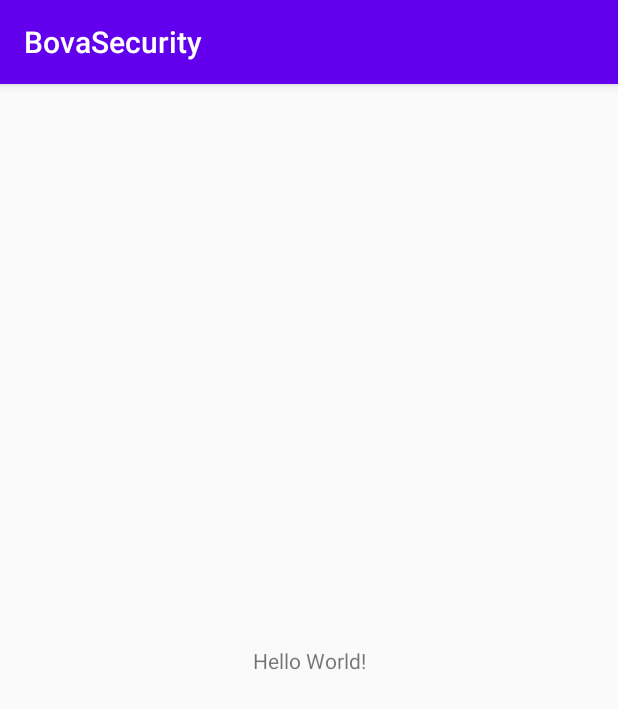
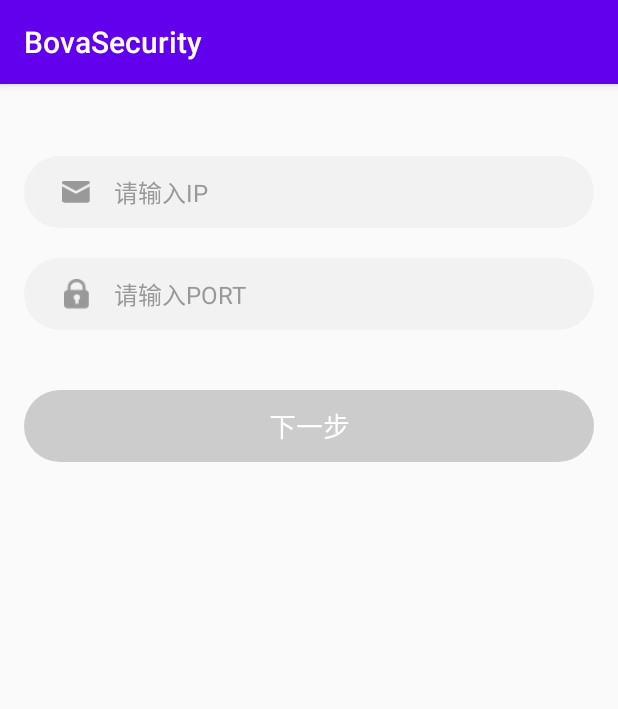
Before and after one commit to L619589004/BovaSecurity, an Android app: the screen it shows after launch (MainActivity), on a phone screen of 412 x 824 dp. Shown: the top 709 px of the screen. Run offline under Robolectric (Android 15) with nearby library versions, the phone set to English and light mode, and no system bars.

Commit message:
Feature: 新增IP端口配置页面

```diff
--- a/app/src/main/java/com/bova/security/activity/MainActivity.kt
+++ b/app/src/main/java/com/bova/security/activity/MainActivity.kt
@@ -1,18 +1,49 @@
 package com.bova.security.activity
 
+import android.content.Context
 import android.content.Intent
 import androidx.appcompat.app.AppCompatActivity
 import android.os.Bundle
-import android.os.Handler
 import com.bova.security.R
+import kotlinx.android.synthetic.main.activity_main.*
 
 class MainActivity : AppCompatActivity() {
+    private var ipLength = 0
+    private var portLength = 0
+
     override fun onCreate(savedInstanceState: Bundle?) {
         super.onCreate(savedInstanceState)
         setContentView(R.layout.activity_main)
 
-        Handler().postDelayed({
+        et_ip!!.setOnTextChangedListener { length: Int ->
+            ipLength = length
+            setNextButtonEnabled()
+        }
+
+        et_port!!.setOnTextChangedListener { length: Int ->
+            portLength = length
+            setNextButtonEnabled()
+        }
+
+        btn_next.setOnClickListener {
+            getSharedPreferences(IP_CONFIG_ARG, Context.MODE_PRIVATE).edit().apply {
+                putString(IP_ARG, et_ip.text.toString())
+                putString(PORT_ARG, et_port.text.toString())
+                apply()
+            }
+
             startActivity(Intent(this, PictureActivity::class.java))
-        }, 1000)
+            finish()
+        }
+    }
+
+    private fun setNextButtonEnabled() {
+        btn_next!!.isEnabled = ipLength >= 0 && portLength >= 0
+    }
+
+    companion object {
+        const val IP_CONFIG_ARG = "ip_config"
+        const val IP_ARG = "ip"
+        const val PORT_ARG = "port"
     }
 }
--- /dev/null
+++ b/app/src/main/java/com/bova/security/uic/ClearableEditText.java
@@ -0,0 +1,128 @@
+package com.bova.security.uic;
+
+import android.content.Context;
+import android.content.res.TypedArray;
+import android.graphics.Rect;
+import android.graphics.drawable.Drawable;
+import android.text.Editable;
+import android.text.Selection;
+import android.text.TextWatcher;
+import android.util.AttributeSet;
+import android.util.Log;
+import android.view.MotionEvent;
+
+import androidx.appcompat.widget.AppCompatEditText;
+
+import com.bova.security.R;
+
+
+/**
+ * 带有删除按钮的EditText
+ * Created by LZC on 2018/6/26.
+ */
+
+public class ClearableEditText extends AppCompatEditText implements TextWatcher {
+    private static final int DRAWABLE_LEFT = 0;
+    private static final int DRAWABLE_TOP = 1;
+    private static final int DRAWABLE_RIGHT = 2;
+    private static final int DRAWABLE_BOTTOM = 3;
+    private Drawable mClearDrawable;
+
+    private int maxLength;
+
+    private OnTextChangedListener onTextChangedListener;
+
+    public ClearableEditText(Context context) {
+        super(context);
+        init();
+    }
+
+    public ClearableEditText(Context context, AttributeSet attrs) {
+        super(context, attrs);
+        init();
+
+        TypedArray typedArray = context.obtainStyledAttributes(attrs, R.styleable.ClearableEditText);
+        //第一个参数为属性集合里面的属性，R文件名称：R.styleable+属性集合名称+下划线+属性名称
+        //第二个参数为，如果没有设置这个属性，则设置的默认的值
+        maxLength = typedArray.getInteger(R.styleable.ClearableEditText_maxLength, -1);
+        typedArray.recycle();
+    }
+
+    public ClearableEditText(Context context, AttributeSet attrs, int defStyleAttr) {
+        super(context, attrs, defStyleAttr);
+        init();
+    }
+
+    private void init() {
+        mClearDrawable = getResources().getDrawable(R.mipmap.ic_edit_input_clear);
+        addTextChangedListener(this);
+    }
+
+    @Override
+    public void beforeTextChanged(CharSequence s, int start, int count, int after) {
+
+    }
+
+    @Override
+    public void onTextChanged(CharSequence s, int start, int before, int count) {
+        setClearIconVisible(hasFocus() && s.length() > 0);
+        if (null != onTextChangedListener) {
+            onTextChangedListener.onTextChanged(s.length());
+        }
+    }
+
+    @Override
+    public void afterTextChanged(Editable editable) {
+        if (maxLength == -1)
+            return;
+
+        String inputStr = editable.toString().trim();
+        byte[] bytes = inputStr.getBytes();
+        Log.i("afterTextChanged", "currentLen = " + bytes.length + ", maxLength = " + maxLength);
+        if (bytes.length > maxLength) {
+            //取前maxLength个字节
+            byte[] newBytes = new byte[maxLength];
+            for (int i = 0; i < maxLength; i++) {
+                newBytes[i] = bytes[i];
+            }
+            String newStr = new String(newBytes);
+            setText(newStr);
+            //将光标定位到最后
+            Selection.setSelection(getEditableText(), newStr.length());
+        }
+    }
+
+
+    @Override
+    protected void onFocusChanged(boolean focused, int direction, Rect previouslyFocusedRect) {
+        super.onFocusChanged(focused, direction, previouslyFocusedRect);
+        setClearIconVisible(focused && length() > 0);
+    }
+
+    @Override
+    public boolean onTouchEvent(MotionEvent event) {
+        switch (event.getAction()) {
+            case MotionEvent.ACTION_UP:
+                Drawable drawable = getCompoundDrawables()[DRAWABLE_RIGHT];
+                if (drawable != null && event.getX() <= (getWidth() - getPaddingRight())
+                        && event.getX() >= (getWidth() - getPaddingRight() - drawable.getBounds().width())) {
+                    setText("");
+                }
+                break;
+        }
+        return super.onTouchEvent(event);
+    }
+
+    private void setClearIconVisible(boolean visible) {
+        setCompoundDrawablesWithIntrinsicBounds(getCompoundDrawables()[DRAWABLE_LEFT], getCompoundDrawables()[DRAWABLE_TOP],
+                visible ? mClearDrawable : null, getCompoundDrawables()[DRAWABLE_BOTTOM]);
+    }
+
+    public void setOnTextChangedListener(OnTextChangedListener listener) {
+        this.onTextChangedListener = listener;
+    }
+
+    public interface OnTextChangedListener {
+        void onTextChanged(int length);
+    }
+}
--- /dev/null
+++ b/app/src/main/res/drawable/bg_common_edittext_container.xml
@@ -0,0 +1,5 @@
+<?xml version="1.0" encoding="utf-8"?>
+<shape xmlns:android="http://schemas.android.com/apk/res/android">
+    <solid android:color="@color/common_bg_color" />
+    <corners android:radius="30dp"/>
+</shape>
--- /dev/null
+++ b/app/src/main/res/drawable/bg_common_red_button.xml
@@ -0,0 +1,6 @@
+<?xml version="1.0" encoding="utf-8"?>
+<selector xmlns:android="http://schemas.android.com/apk/res/android">
+    <item android:state_pressed="true" android:drawable="@drawable/bg_common_red_button_pressed"/>
+    <item android:state_enabled="false" android:drawable="@drawable/bg_common_red_button_disable"/>
+    <item android:drawable="@drawable/bg_common_red_button_normal"/>
+</selector>
--- /dev/null
+++ b/app/src/main/res/drawable/bg_common_red_button_disable.xml
@@ -0,0 +1,5 @@
+<?xml version="1.0" encoding="utf-8"?>
+<shape xmlns:android="http://schemas.android.com/apk/res/android">
+    <solid android:color="@color/common_button_disable_color" />
+    <corners android:radius="30dp"/>
+</shape>
--- /dev/null
+++ b/app/src/main/res/drawable/bg_common_red_button_normal.xml
@@ -0,0 +1,5 @@
+<?xml version="1.0" encoding="utf-8"?>
+<shape xmlns:android="http://schemas.android.com/apk/res/android">
+    <solid android:color="@color/new_red" />
+    <corners android:radius="30dp"/>
+</shape>
--- /dev/null
+++ b/app/src/main/res/drawable/bg_common_red_button_pressed.xml
@@ -0,0 +1,5 @@
+<?xml version="1.0" encoding="utf-8"?>
+<shape xmlns:android="http://schemas.android.com/apk/res/android">
+    <solid android:color="@color/color_primary_button_pressed" />
+    <corners android:radius="30dp"/>
+</shape>
--- a/app/src/main/res/layout/activity_main.xml
+++ b/app/src/main/res/layout/activity_main.xml
@@ -1,18 +1,60 @@
 <?xml version="1.0" encoding="utf-8"?>
-<androidx.constraintlayout.widget.ConstraintLayout xmlns:android="http://schemas.android.com/apk/res/android"
+<LinearLayout xmlns:android="http://schemas.android.com/apk/res/android"
     xmlns:app="http://schemas.android.com/apk/res-auto"
     xmlns:tools="http://schemas.android.com/tools"
     android:layout_width="match_parent"
     android:layout_height="match_parent"
     tools:context=".activity.MainActivity">
 
-    <TextView
-        android:layout_width="wrap_content"
+    <LinearLayout
+        android:id="@+id/linerInputGroupLogin"
+        android:layout_width="match_parent"
         android:layout_height="wrap_content"
-        android:text="Hello World!"
-        app:layout_constraintBottom_toBottomOf="parent"
-        app:layout_constraintLeft_toLeftOf="parent"
-        app:layout_constraintRight_toRightOf="parent"
-        app:layout_constraintTop_toTopOf="parent" />
+        android:orientation="vertical"
+        android:layout_marginTop="48dp">
 
-</androidx.constraintlayout.widget.ConstraintLayout>
+        <RelativeLayout
+            android:id="@+id/rl_ip"
+            style="@style/common_edittext_container_style">
+
+            <ImageView
+                android:id="@+id/iv_email"
+                style="@style/edittext_email_img_style"
+                android:src="@mipmap/icon_email"/>
+
+            <com.bova.security.uic.ClearableEditText
+                android:id="@+id/et_ip"
+                style="@style/common_email_edittext_style"
+                android:hint="请输入IP" />
+
+        </RelativeLayout>
+
+        <RelativeLayout
+            android:id="@+id/rl_port"
+            style="@style/common_edittext_container_style"
+            android:layout_marginTop="20dp">
+
+            <ImageView
+                android:id="@+id/iv_password"
+                style="@style/edittext_password_img_style"
+                android:src="@mipmap/icon_password" />
+
+            <com.bova.security.uic.ClearableEditText
+                android:id="@+id/et_port"
+                style="@style/common_password_edittext_style"
+                android:layout_marginEnd="20dp"
+                android:hint="请输入PORT"
+                android:inputType="number"/>
+
+        </RelativeLayout>
+
+        <Button
+            android:id="@+id/btn_next"
+            style="@style/common_red_button_style"
+            android:layout_marginTop="40dp"
+            android:text="下一步"
+            android:enabled="false"/>
+
+    </LinearLayout>
+
+</LinearLayout>
--- a/app/src/main/res/values/colors.xml
+++ b/app/src/main/res/values/colors.xml
@@ -3,4 +3,12 @@
     <color name="colorPrimary">#6200EE</color>
     <color name="colorPrimaryDark">#3700B3</color>
     <color name="colorAccent">#03DAC5</color>
+
+    <color name="common_bg_color">#F2F2F2</color>
+    <color name="data_field_color_black">#171717</color>
+    <color name="data_field_color_gray">#999999</color>
+    <color name="new_red">#FF3C1F</color>
+    <color name="color_primary_button_pressed">#FE624B</color>
+    <color name="common_button_disable_color">#cccccc</color>
+    <color name="white">#ffffff</color>
 </resources>
--- a/app/src/main/res/values/styles.xml
+++ b/app/src/main/res/values/styles.xml
@@ -7,4 +7,63 @@
         <item name="colorAccent">@color/colorAccent</item>
     </style>
 
+    <!-- 通用输入框的容器的style 带圆角-->
+    <style name="common_edittext_container_style">
+        <item name="android:layout_width">match_parent</item>
+        <item name="android:layout_height">48dp</item>
+        <item name="android:background">@drawable/bg_common_edittext_container</item>
+        <item name="android:layout_marginStart">16dp</item>
+        <item name="android:layout_marginEnd">16dp</item>
+        <item name="android:paddingStart">20dp</item>
+        <item name="android:paddingEnd">20dp</item>
+    </style>
+
+    <style name="edittext_email_img_style">
+        <item name="android:layout_width">30dp</item>
+        <item name="android:layout_height">20dp</item>
+        <item name="android:padding">2.5dp</item>
+        <item name="android:layout_centerVertical">true</item>
+    </style>
+
+    <style name="common_email_edittext_style" parent="common_edittext_style">
+        <item name="android:layout_toEndOf">@+id/iv_email</item>
+        <item name="android:inputType">textEmailAddress</item>
+    </style>
+
+    <style name="common_edittext_style">
+        <item name="android:layout_width">match_parent</item>
+        <item name="android:layout_height">wrap_content</item>
+        <item name="android:layout_marginStart">10dp</item>
+        <item name="android:ems">10</item>
+        <item name="android:maxLines">1</item>
+        <item name="android:textColor">@color/data_field_color_black</item>
+        <item name="android:textColorHint">@color/data_field_color_gray</item>
+        <item name="android:textSize">16sp</item>
+        <item name="android:layout_centerVertical">true</item>
+        <item name="android:background">@null</item>
+    </style>
+
+    <style name="edittext_password_img_style">
+        <item name="android:layout_width">30dp</item>
+        <item name="android:layout_height">20dp</item>
+        <item name="android:layout_centerVertical">true</item>
+    </style>
+
+    <style name="common_password_edittext_style" parent="common_edittext_style">
+        <item name="android:layout_toEndOf">@+id/iv_password</item>
+        <item name="android:inputType">textPassword</item>
+    </style>
+
+    <style name="common_red_button_style">
+        <item name="android:layout_width">match_parent</item>
+        <item name="android:layout_height">48dp</item>
+        <item name="android:layout_marginStart">16dp</item>
+        <item name="android:layout_marginEnd">16dp</item>
+        <item name="android:background">@drawable/bg_common_red_button</item>
+        <item name="android:textColor">@color/white</item>
+        <item name="android:textSize">18sp</item>
+        <item name="android:gravity">center</item>
+        <item name="android:textAllCaps">false</item>
+    </style>
+
 </resources>
```
Also changed, not shown: app/src/main/java/com/bova/security/activity/SplashActivity.kt (added, +25 -0 lines), app/src/main/res/layout/activity_splash.xml (added, +12 -0 lines), app/src/main/res/values/attrs.xml (added, +30 -0 lines), app/src/main/res/mipmap-xxhdpi/ic_edit_input_clear.png (added), app/src/main/res/mipmap-xxhdpi/icon_email.png (added), app/src/main/res/mipmap-xxhdpi/icon_password.png (added).
